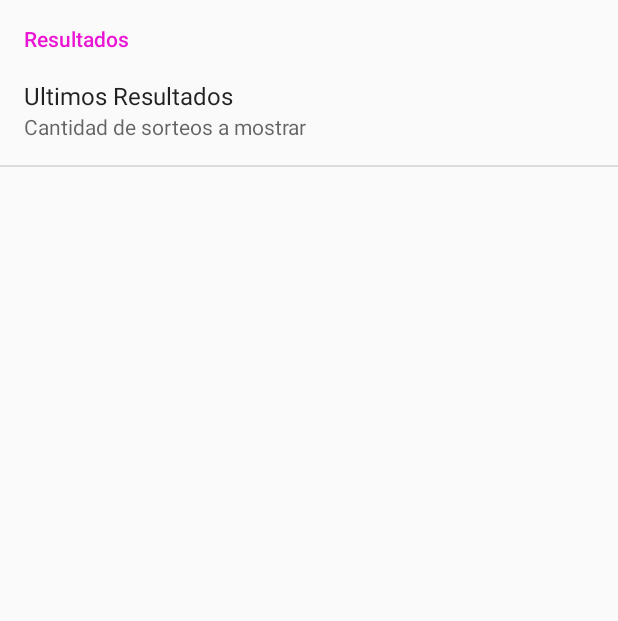
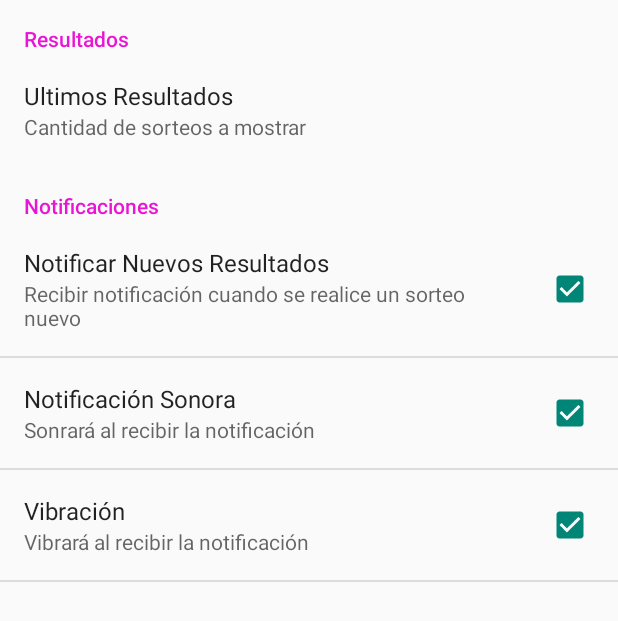
Before and after one commit to lierSal/Euromillones, an Android app: the OpcionesActivity screen opened directly, with no data from a screen before it, on a phone screen of 412 x 824 dp. Shown: the top 621 px of the screen. Run offline under Robolectric (Android 15) with nearby library versions, the light colour scheme and no system bars.

Commit message:
Registro Push y Notificaciones Push funcionando a la perfeccion

```diff
--- a/app/src/main/res/values/strings.xml
+++ b/app/src/main/res/values/strings.xml
@@ -105,4 +105,7 @@
     <!-- Botones Comunes -->
     <string name="bt_guardar">Save</string>
 
+    <!-- PostLogin GCM -->
+    <string name="tv_comprobando_GCM">Comprobando GCM...</string>
+
 </resources>
--- a/app/src/main/res/xml/activity_opciones.xml
+++ b/app/src/main/res/xml/activity_opciones.xml
@@ -1,11 +1,5 @@
 <PreferenceScreen xmlns:android="http://schemas.android.com/apk/res/android">
     <PreferenceCategory android:title="Resultados">
-        <!--
-        <CheckBoxPreference
-            android:key="avisoNuevoResultado"
-            android:title="Notificar Nuevo Resultado"
-            android:summary="Notidificar cuando se añada un nuevo resultado" />
-            -->
         <EditTextPreference
             android:key="cantidadUltimosResultados"
             android:title="Ultimos Resultados"
@@ -14,8 +8,26 @@
             android:summary="Cantidad de sorteos a mostrar"
             android:dialogTitle="Introduce valor" />
     </PreferenceCategory>
+    <PreferenceCategory android:title="Notificaciones">
+        <CheckBoxPreference
+            android:key="avisoNuevoResultado"
+            android:title="Notificar Nuevos Resultados"
+            android:defaultValue="true"
+            android:summary="Recibir notificación cuando se realice un sorteo nuevo" />
+        <CheckBoxPreference
+            android:key="avisoNuevoResultado_sonido"
+            android:title="Notificación Sonora"
+            android:defaultValue="true"
+            android:summary="Sonrará al recibir la notificación" />
+        <CheckBoxPreference
+            android:key="avisoNuevoResultado_vibracion"
+            android:title="Vibración"
+            android:defaultValue="true"
+            android:summary="Vibrará al recibir la notificación" />
+
+    </PreferenceCategory>
     <!--
-    <PreferenceCategory android:title="Categoría 2">
+    <PreferenceCategory android:title="Predicciones">
         <CheckBoxPreference
             android:key="opcion1"
             android:title="Preferencia 1"
```
Also changed, not shown: app/src/main/AndroidManifest.xml (+0 -8 lines), app/src/main/java/euromillones/ateneasystems/es/euromillones/GCM/ZGCMIntentService.java (+13 -4 lines), app/src/main/java/euromillones/ateneasystems/es/euromillones/PrivateActivity.java (+115 -45 lines), app/src/main/res/drawable-hdpi/ic_notification_ateneasystems_negro.png (added), app/src/main/res/drawable-mdpi/ic_notification_ateneasystems_negro.png (added), app/src/main/res/drawable-xhdpi/ic_notification_ateneasystems_negro.png (added), app/src/main/res/drawable-xxhdpi/ic_notification_ateneasystems_negro.png (added).
